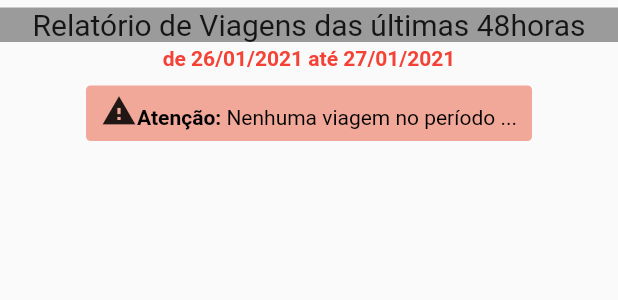
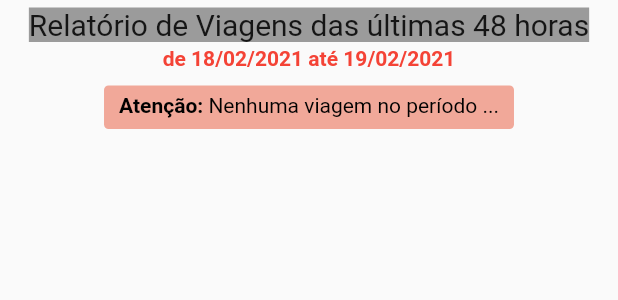
Before and after one commit to GabrielTBeserra/CooperTransc, a Flutter app: the TravelsScreen widget shown alone on an empty page, opened directly, on a phone screen of 412 x 824 dp. Shown: the top 300 px of the screen. Run offline on Flutter 3.47's test engine with Material 2 defaults, Android fonts, the phone set to English and light mode, and no system bars; our stand-ins replace flutter_map, latlong; missing offline and left inert: dart:js.

Commit message:
Tela de viagens puxar data automatico"

```diff
--- a/lib/screens/travels.dart
+++ b/lib/screens/travels.dart
@@ -1,16 +1,45 @@
 import 'package:flutter/material.dart';
+import 'package:intl/intl.dart';
 
-Widget TravelsScreen() {
+class TravelsScreen extends StatefulWidget {
+  @override
+  _TravelsScreenState createState() => _TravelsScreenState();
+}
+
+class _TravelsScreenState extends State<TravelsScreen> {
+  var now;
+  var formatter;
+  String formattedDate;
+  var oldDate;
+  var oldDateform;
+
+  @override
+  void initState() {
+    loadTeste();
+    super.initState();
+  }
+
+  loadTeste() {
+    now = new DateTime.now();
+    oldDate = new DateTime(now.year, now.month, now.day - 1);
+
+    formatter = new DateFormat('dd/MM/yyyy');
+    formattedDate = formatter.format(now);
+    oldDateform = formatter.format(oldDate);
+  }
+
+  @override
+  Widget build(BuildContext context) {
     return Container(
+      alignment: Alignment.topCenter,
       child: Center(
         child: Column(
           children: [
             Container(
-            alignment: Alignment.topCenter,
               color: Colors.black38,
               margin: EdgeInsets.only(top: 5),
               child: Text(
-              "Relatório de Viagens das últimas 48horas",
+                "Relatório de Viagens das últimas 48 horas",
                 style: TextStyle(
                   fontSize: 20,
                 ),
@@ -20,20 +49,22 @@ Widget TravelsScreen() {
             Container(
               margin: EdgeInsets.only(top: 3),
               child: Text(
-              "de 26/01/2021 até 27/01/2021",
-              style: TextStyle(color: Colors.red, fontWeight: FontWeight.bold),
+                'de $oldDateform até $formattedDate',
+                style:
+                    TextStyle(color: Colors.red, fontWeight: FontWeight.bold),
               ),
             ),
             Container(
                 margin: EdgeInsets.all(10),
-              padding: EdgeInsets.only(top: 5, right: 10, left: 10, bottom: 8),
+                padding:
+                    EdgeInsets.only(top: 5, right: 10, left: 10, bottom: 8),
                 decoration: BoxDecoration(
                     color: Color.fromRGBO(241, 168, 153, 1),
                     borderRadius: BorderRadius.circular(3)),
                 child: RichText(
-                text:
-                    TextSpan(style: TextStyle(color: Colors.black), children: [
-                  WidgetSpan(child: Icon(Icons.warning)),
+                  text: TextSpan(
+                      style: TextStyle(color: Colors.black),
+                      children: [
                         TextSpan(
                             text: "Atenção:",
                             style: TextStyle(fontWeight: FontWeight.bold)),
@@ -45,3 +76,4 @@ Widget TravelsScreen() {
       ),
     );
   }
+}
--- a/pubspec.yaml
+++ b/pubspec.yaml
@@ -23,6 +23,8 @@ environment:
 dependencies:
   flutter:
     sdk: flutter
+  flutter_map: any
+  intl: ^0.16.1
 
   # The following adds the Cupertino Icons font to your application.
   # Use with the CupertinoIcons class for iOS style icons.
```
Also changed, not shown: lib/screens/Turn.dart (+46 -2 lines), lib/screens/main_screen.dart (+10 -3 lines), lib/screens/tracking.dart (added, +35 -0 lines), pubspec.lock. Lines whose indentation alone changed are shown as unchanged.
